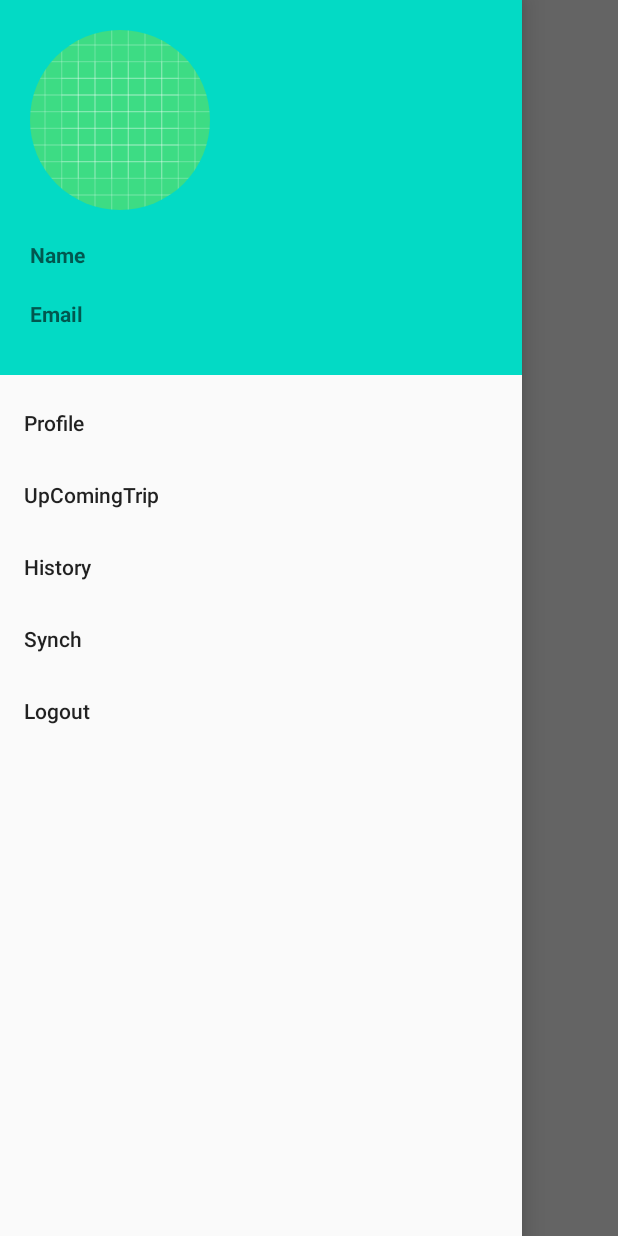
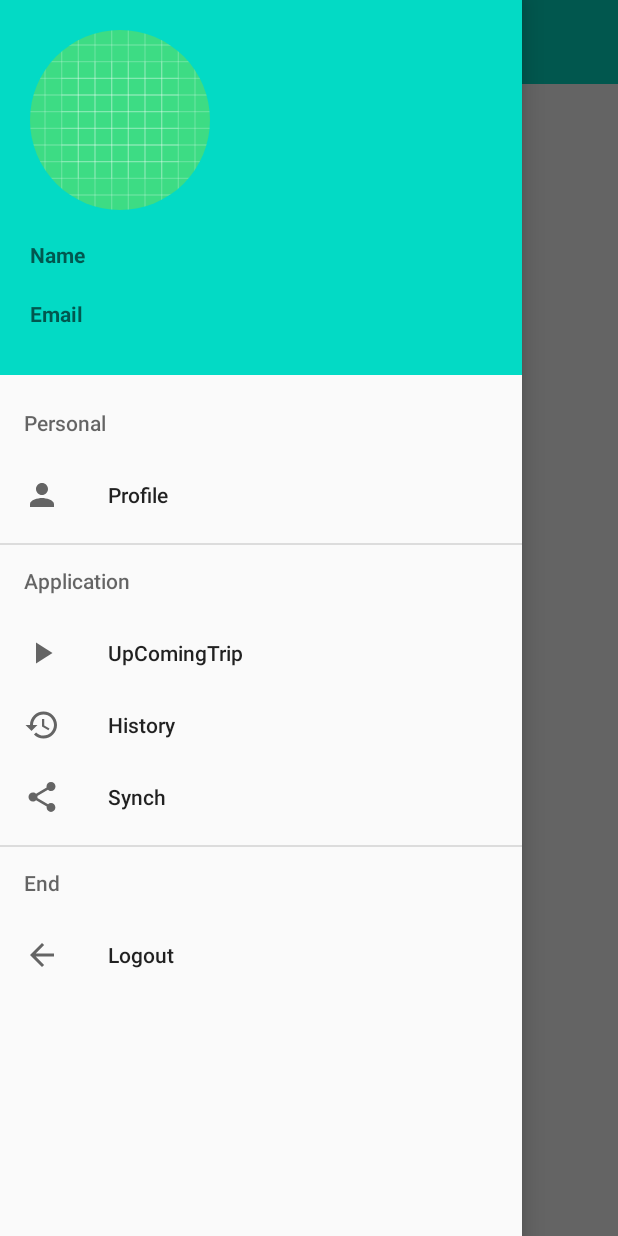
Before and after one commit to MarwaZabara/TripAndroidProject, an Android app: the NavDrawer screen opened directly, with no data from a screen before it, with the side drawer open, on a phone screen of 412 x 824 dp. Run offline under Robolectric (Android 15) with nearby library versions, the phone set to English and light mode, and no system bars; our stand-ins replace CircleImageView, Firebase (no records; nobody signed in at launch, a user with empty details on screens opened directly); 1 statement that could not run was skipped.

Commit message:
navDrawer

```diff
--- a/app/build.gradle
+++ b/app/build.gradle
@@ -40,5 +40,7 @@ dependencies {
 
     implementation 'android.arch.persistence.room:runtime:1.1.1'
     annotationProcessor 'android.arch.persistence.room:compiler:1.1.1'
+    implementation 'androidx.room:room-runtime:2.1.0'
+    annotationProcessor 'androidx.room:room-compiler:2.1.0'
 
 }
--- a/app/src/main/java/com/example/tripandroidproject/View/Login/LoginActivity.java
+++ b/app/src/main/java/com/example/tripandroidproject/View/Login/LoginActivity.java
@@ -1,12 +1,9 @@
 package com.example.tripandroidproject.View.Login;
 
-import androidx.annotation.NonNull;
 import androidx.appcompat.app.AppCompatActivity;
 
 import android.content.Intent;
 import android.os.Bundle;
-import android.util.Log;
-import android.util.Patterns;
 import android.view.View;
 import android.widget.EditText;
 import android.widget.Toast;
@@ -14,10 +11,9 @@ import android.widget.Toast;
 import com.example.tripandroidproject.Contract.Login.LoginContract;
 import com.example.tripandroidproject.Presenter.Login.LoginPresenter;
 import com.example.tripandroidproject.R;
-import com.example.tripandroidproject.View.NavigationDrawer.NavDrawer;
+import com.example.tripandroidproject.View.NavDrawer_UpComingTrip.NavDrawer;
 import com.example.tripandroidproject.View.SaveUserLogIn;
 import com.example.tripandroidproject.View.SignUp.SignupActivity;
-import com.example.tripandroidproject.View.UnderTest.TestReminder;
 import com.example.tripandroidproject.View.UserDetails;
 import com.google.android.gms.auth.api.signin.GoogleSignIn;
 import com.google.android.gms.auth.api.signin.GoogleSignInClient;
--- a/app/src/main/java/com/example/tripandroidproject/View/NavigationDrawer/NavDrawer.java
+++ b/app/src/main/java/com/example/tripandroidproject/View/NavDrawer_UpComingTrip/NavDrawer.java
@@ -1,10 +1,11 @@
-package com.example.tripandroidproject.View.NavigationDrawer;
+package com.example.tripandroidproject.View.NavDrawer_UpComingTrip;
 
 import androidx.annotation.NonNull;
 import androidx.appcompat.app.ActionBarDrawerToggle;
 import androidx.appcompat.app.AppCompatActivity;
 import androidx.appcompat.widget.Toolbar;
 import androidx.drawerlayout.widget.DrawerLayout;
+import androidx.recyclerview.widget.RecyclerView;
 
 import android.annotation.SuppressLint;
 import android.content.Intent;
@@ -13,6 +14,7 @@ import android.view.MenuItem;
 import android.widget.TextView;
 import android.widget.Toast;
 
+import com.example.tripandroidproject.POJOs.Trip;
 import com.example.tripandroidproject.R;
 import com.example.tripandroidproject.View.Login.LoginActivity;
 import com.example.tripandroidproject.View.SaveUserLogIn;
@@ -23,6 +25,8 @@ import com.google.android.gms.tasks.OnCompleteListener;
 import com.google.android.gms.tasks.Task;
 import com.google.android.material.navigation.NavigationView;
 import com.google.firebase.auth.FirebaseAuth;
+
+import java.util.List;
 
 public class NavDrawer extends AppCompatActivity implements NavigationView.OnNavigationItemSelectedListener{
 
@@ -35,7 +39,11 @@ public class NavDrawer extends AppCompatActivity implements NavigationView.OnNav
     private SaveUserLogIn saveUserLogIn;
     private GoogleSignInClient mGoogleSignInClient;
 
-    @SuppressLint("RestrictedApi")
+    //    private RecyclerView recyclerView;
+    private RecyclerView.Adapter myAdapter;
+    private RecyclerView.LayoutManager layoutManager;
+    private List<Trip> input;
+
     @Override
     protected void onCreate(Bundle savedInstanceState) {
         super.onCreate(savedInstanceState);
@@ -62,7 +70,7 @@ public class NavDrawer extends AppCompatActivity implements NavigationView.OnNav
         toolbar = findViewById(R.id.toolbar);
         navigationView = findViewById(R.id.navigationView);
         setSupportActionBar(toolbar);
-        getSupportActionBar().setDefaultDisplayHomeAsUpEnabled(true);
+//        getSupportActionBar().setDefaultDisplayHomeAsUpEnabled(true);
         getSupportActionBar().setDisplayShowTitleEnabled(false);
         toggle = new ActionBarDrawerToggle(this,drawerLayout,toolbar,R.string.drawerOpen,R.string.drawerClose);
         drawerLayout.addDrawerListener(toggle);
@@ -78,6 +86,7 @@ public class NavDrawer extends AppCompatActivity implements NavigationView.OnNav
                 break;
             case R.id.upComingTrip:
                 Toast.makeText(NavDrawer.this, "UpComingTrip us Selected", Toast.LENGTH_SHORT).show();
+                startActivity(new Intent(this,NavDrawer.class));
                 break;
             case R.id.history:
                 Toast.makeText(NavDrawer.this, "History us Selected", Toast.LENGTH_SHORT).show();
--- /dev/null
+++ b/app/src/main/res/drawable/ic_arrow_back_black_24dp.xml
@@ -0,0 +1,9 @@
+<vector xmlns:android="http://schemas.android.com/apk/res/android"
+        android:width="24dp"
+        android:height="24dp"
+        android:viewportWidth="24.0"
+        android:viewportHeight="24.0">
+    <path
+        android:fillColor="#FF000000"
+        android:pathData="M20,11H7.83l5.59,-5.59L12,4l-8,8 8,8 1.41,-1.41L7.83,13H20v-2z"/>
+</vector>
--- /dev/null
+++ b/app/src/main/res/drawable/ic_history_black_24dp.xml
@@ -0,0 +1,9 @@
+<vector xmlns:android="http://schemas.android.com/apk/res/android"
+        android:width="24dp"
+        android:height="24dp"
+        android:viewportWidth="24.0"
+        android:viewportHeight="24.0">
+    <path
+        android:fillColor="#FF000000"
+        android:pathData="M13,3c-4.97,0 -9,4.03 -9,9L1,12l3.89,3.89 0.07,0.14L9,12L6,12c0,-3.87 3.13,-7 7,-7s7,3.13 7,7 -3.13,7 -7,7c-1.93,0 -3.68,-0.79 -4.94,-2.06l-1.42,1.42C8.27,19.99 10.51,21 13,21c4.97,0 9,-4.03 9,-9s-4.03,-9 -9,-9zM12,8v5l4.28,2.54 0.72,-1.21 -3.5,-2.08L13.5,8L12,8z"/>
+</vector>
--- /dev/null
+++ b/app/src/main/res/drawable/ic_person_black_24dp.xml
@@ -0,0 +1,9 @@
+<vector xmlns:android="http://schemas.android.com/apk/res/android"
+        android:width="24dp"
+        android:height="24dp"
+        android:viewportWidth="24.0"
+        android:viewportHeight="24.0">
+    <path
+        android:fillColor="#FF000000"
+        android:pathData="M12,12c2.21,0 4,-1.79 4,-4s-1.79,-4 -4,-4 -4,1.79 -4,4 1.79,4 4,4zM12,14c-2.67,0 -8,1.34 -8,4v2h16v-2c0,-2.66 -5.33,-4 -8,-4z"/>
+</vector>
--- /dev/null
+++ b/app/src/main/res/drawable/ic_play_arrow_black_24dp.xml
@@ -0,0 +1,9 @@
+<vector xmlns:android="http://schemas.android.com/apk/res/android"
+        android:width="24dp"
+        android:height="24dp"
+        android:viewportWidth="24.0"
+        android:viewportHeight="24.0">
+    <path
+        android:fillColor="#FF000000"
+        android:pathData="M8,5v14l11,-7z"/>
+</vector>
--- /dev/null
+++ b/app/src/main/res/drawable/ic_share_black_24dp.xml
@@ -0,0 +1,9 @@
+<vector xmlns:android="http://schemas.android.com/apk/res/android"
+        android:width="24dp"
+        android:height="24dp"
+        android:viewportWidth="24.0"
+        android:viewportHeight="24.0">
+    <path
+        android:fillColor="#FF000000"
+        android:pathData="M18,16.08c-0.76,0 -1.44,0.3 -1.96,0.77L8.91,12.7c0.05,-0.23 0.09,-0.46 0.09,-0.7s-0.04,-0.47 -0.09,-0.7l7.05,-4.11c0.54,0.5 1.25,0.81 2.04,0.81 1.66,0 3,-1.34 3,-3s-1.34,-3 -3,-3 -3,1.34 -3,3c0,0.24 0.04,0.47 0.09,0.7L8.04,9.81C7.5,9.31 6.79,9 6,9c-1.66,0 -3,1.34 -3,3s1.34,3 3,3c0.79,0 1.5,-0.31 2.04,-0.81l7.12,4.16c-0.05,0.21 -0.08,0.43 -0.08,0.65 0,1.61 1.31,2.92 2.92,2.92 1.61,0 2.92,-1.31 2.92,-2.92s-1.31,-2.92 -2.92,-2.92z"/>
+</vector>
--- /dev/null
+++ b/app/src/main/res/drawable/ic_sync_black_24dp.xml
@@ -0,0 +1,9 @@
+<vector xmlns:android="http://schemas.android.com/apk/res/android"
+        android:width="24dp"
+        android:height="24dp"
+        android:viewportWidth="24.0"
+        android:viewportHeight="24.0">
+    <path
+        android:fillColor="#FF000000"
+        android:pathData="M12,4L12,1L8,5l4,4L12,6c3.31,0 6,2.69 6,6 0,1.01 -0.25,1.97 -0.7,2.8l1.46,1.46C19.54,15.03 20,13.57 20,12c0,-4.42 -3.58,-8 -8,-8zM12,18c-3.31,0 -6,-2.69 -6,-6 0,-1.01 0.25,-1.97 0.7,-2.8L5.24,7.74C4.46,8.97 4,10.43 4,12c0,4.42 3.58,8 8,8v3l4,-4 -4,-4v3z"/>
+</vector>
--- a/app/src/main/res/layout/activity_nav_drawer.xml
+++ b/app/src/main/res/layout/activity_nav_drawer.xml
@@ -7,17 +7,29 @@
     android:layout_height="match_parent"
     tools:openDrawer="end"
     android:id="@+id/drawer"
-    tools:context=".View.NavigationDrawer.NavDrawer">
+    tools:context=".View.NavDrawer_UpComingTrip.NavDrawer">
 
-    <RelativeLayout
+    <LinearLayout
         android:layout_width="match_parent"
-        android:layout_height="match_parent">
+        android:layout_height="match_parent"
+        android:orientation="vertical">
 
-        <androidx.appcompat.widget.Toolbar
+        <RelativeLayout
             android:layout_width="match_parent"
-            android:layout_height="wrap_content"
-            android:id="@+id/toolbar"/>
-    </RelativeLayout>
+            android:layout_height="70dp">
+
+            <androidx.appcompat.widget.Toolbar
+                android:id="@+id/toolbar"
+                android:layout_width="match_parent"
+                android:layout_height="wrap_content"
+                android:background="@color/colorAccent" />
+
+        </RelativeLayout>
+
+    <androidx.recyclerview.widget.RecyclerView
+        android:layout_width="match_parent"
+        android:layout_height="match_parent" />
+    </LinearLayout>
 
     <com.google.android.material.navigation.NavigationView
         android:layout_width="match_parent"
@@ -25,6 +37,7 @@
         android:id="@+id/navigationView"
         app:menu="@menu/menu_item"
         app:headerLayout="@layout/header"
-        android:layout_gravity="start" />
+        android:layout_gravity="start"
+        android:fitsSystemWindows="true"/>
 
 </androidx.drawerlayout.widget.DrawerLayout>
--- /dev/null
+++ b/app/src/main/res/layout/trip_row.xml
@@ -0,0 +1,18 @@
+<?xml version="1.0" encoding="utf-8"?>
+<androidx.constraintlayout.widget.ConstraintLayout
+    xmlns:android="http://schemas.android.com/apk/res/android"
+    xmlns:app="http://schemas.android.com/apk/res-auto"
+    xmlns:tools="http://schemas.android.com/tools"
+    android:layout_width="match_parent"
+    android:layout_height="match_parent">
+
+    <TextView
+        android:id="@+id/date"
+        android:layout_width="wrap_content"
+        android:layout_height="wrap_content"
+        android:layout_marginStart="16dp"
+        android:layout_marginTop="16dp"
+        android:text="TextView"
+        app:layout_constraintStart_toStartOf="parent"
+        app:layout_constraintTop_toTopOf="parent" />
+</androidx.constraintlayout.widget.ConstraintLayout>
--- a/app/src/main/res/menu/menu_item.xml
+++ b/app/src/main/res/menu/menu_item.xml
@@ -1,22 +1,40 @@
 <?xml version="1.0" encoding="utf-8"?>
 <menu xmlns:android="http://schemas.android.com/apk/res/android">
+    <item android:title="Personal">
+        <menu>
             <item
                 android:id="@+id/profile"
-        android:title="Profile"/>
+                android:icon="@drawable/ic_person_black_24dp"
+                android:title="Profile" />
+        </menu>
+    </item>
 
+    <item android:title="Application">
+        <menu>
             <item
                 android:id="@+id/upComingTrip"
-        android:title="UpComingTrip"/>
+                android:icon="@drawable/ic_play_arrow_black_24dp"
+                android:title="UpComingTrip" />
 
             <item
                 android:id="@+id/history"
-        android:title="History"/>
+                android:icon="@drawable/ic_history_black_24dp"
+                android:title="History" />
 
             <item
                 android:id="@+id/synch"
-        android:title="Synch"/>
+                android:icon="@drawable/ic_share_black_24dp"
+                android:title="Synch" />
+        </menu>
+    </item>
 
+    <item android:title="End">
+        <menu>
             <item
                 android:id="@+id/logout"
-        android:title="Logout"/>
+                android:icon="@drawable/ic_arrow_back_black_24dp"
+                android:title="Logout" />
         </menu>
+    </item>
+
+</menu>
--- a/app/src/main/res/values/styles.xml
+++ b/app/src/main/res/values/styles.xml
@@ -1,7 +1,13 @@
 <resources>
 
     <!-- Base application theme. -->
-    <style name="AppTheme" parent="Theme.AppCompat.Light.NoActionBar">
+    <style name="AppTheme" parent="Theme.AppCompat.Light.DarkActionBar">
+        <!-- Customize your theme here. -->
+        <item name="colorPrimary">@color/colorPrimary</item>
+        <item name="colorPrimaryDark">@color/colorPrimaryDark</item>
+        <item name="colorAccent">@color/colorAccent</item>
+    </style>
+    <style name="AppTheme.NoActionBar." parent="Theme.AppCompat.Light.NoActionBar">
         <!-- Customize your theme here. -->
         <item name="colorPrimary">@color/colorPrimary</item>
         <item name="colorPrimaryDark">@color/colorPrimaryDark</item>
```
Also changed, not shown: app/src/main/AndroidManifest.xml (+3 -7 lines). Lines whose indentation alone changed are shown as unchanged.
